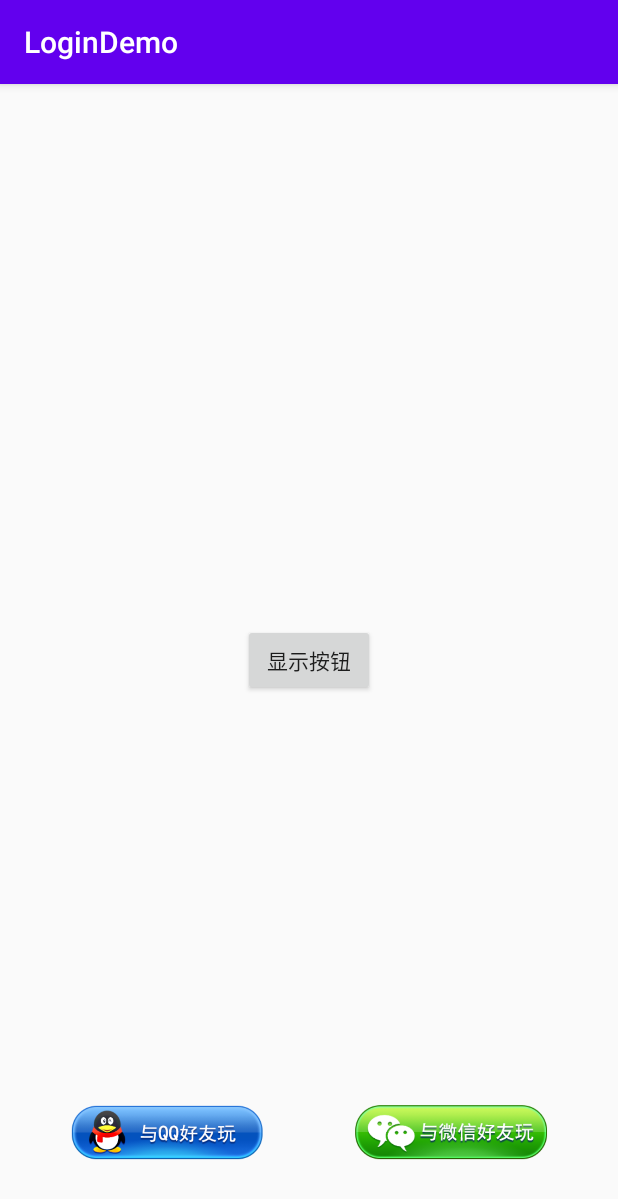
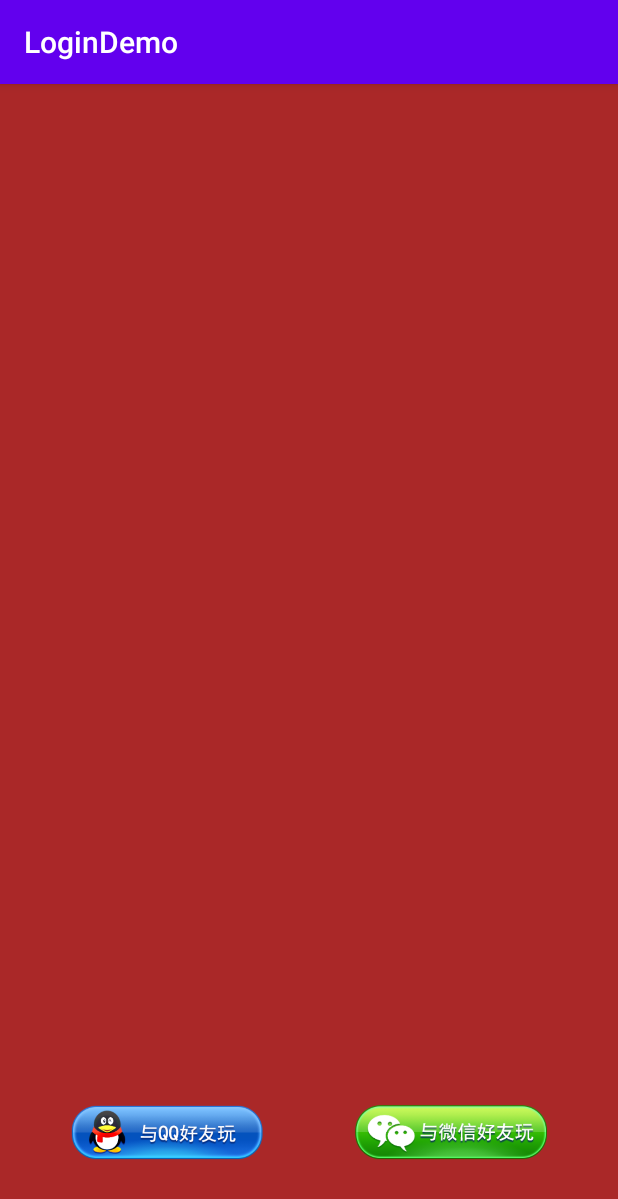
Before and after one commit to adamDeng11/QQWeChatLogin, an Android app: the screen it shows after launch (MainActivity), on a phone screen of 412 x 824 dp. Shown: the top 1199 px of the screen. Run offline under Robolectric (Android 15) with nearby library versions, the phone set to English and light mode, and no system bars.

Commit message:
登录控件

```diff
--- a/LoginDemo/app/src/main/java/com/adam/logindemo/MainActivity.java
+++ b/LoginDemo/app/src/main/java/com/adam/logindemo/MainActivity.java
@@ -15,6 +15,7 @@ public class MainActivity extends AppCompatActivity implements IButton {
         setContentView(R.layout.activity_main);
 
         loginThroughTencent = new LoginThroughTencent(this);
+
         loginThroughTencent.setOnclickCallback(this);
         loginThroughTencent.showMultipleLogin();
 
--- a/LoginDemo/multiplelogin/src/main/res/layout/login_layout.xml
+++ b/LoginDemo/multiplelogin/src/main/res/layout/login_layout.xml
@@ -4,6 +4,7 @@
     android:layout_height="match_parent"
     android:gravity="center"
     android:orientation="vertical"
+    android:background="#AA2828"
     >
     <LinearLayout
         android:layout_weight="2"
```
